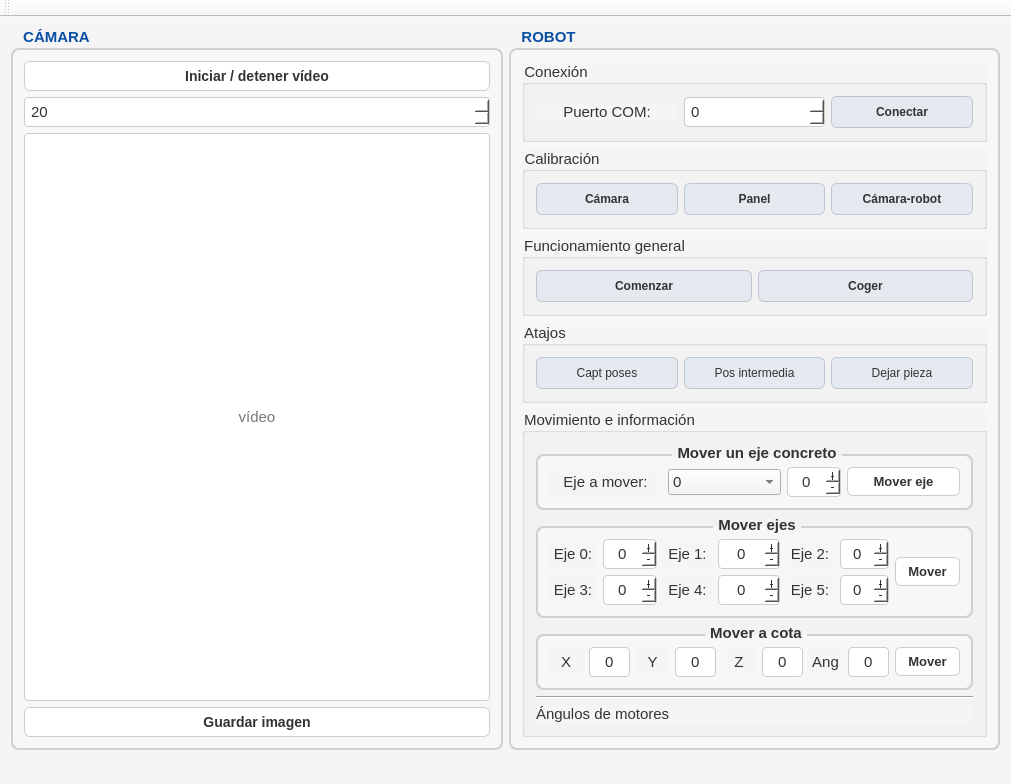
This is interfaz_robot/interfaz_robot.ui in AidaM00/interfaz_robot as Qt 5 draws it before an edit. The edited form follows.
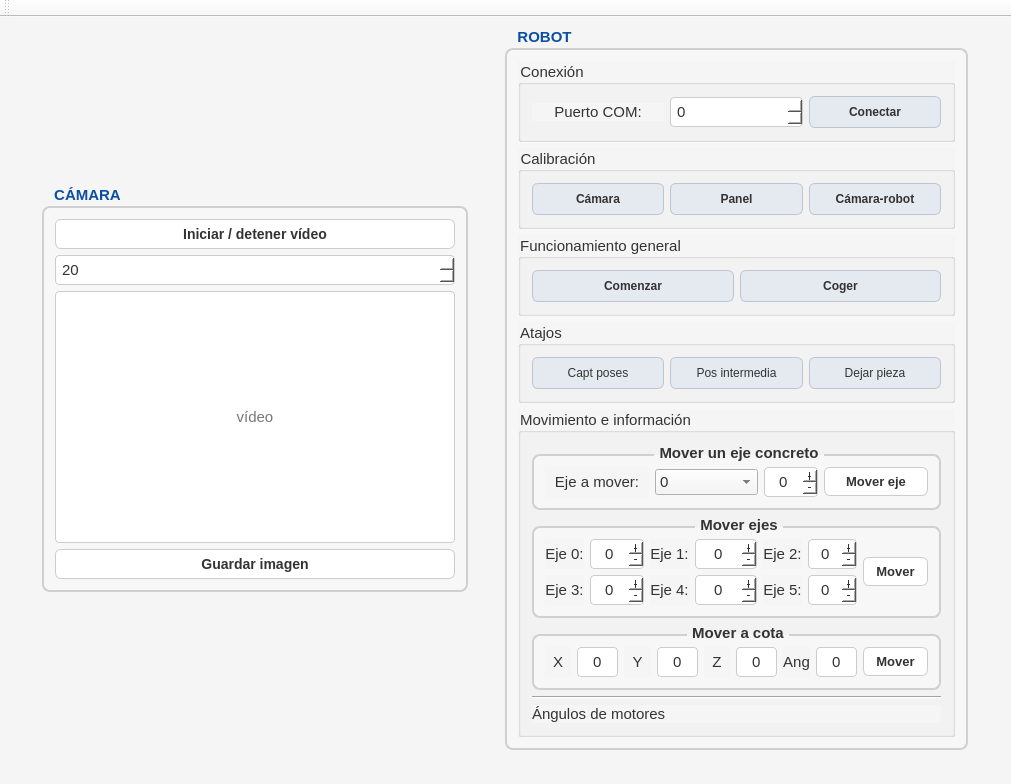
This is the edited form.

What changed in the file:
```diff
--- a/interfaz_robot/interfaz_robot.ui
+++ b/interfaz_robot/interfaz_robot.ui
@@ -33,7 +33,7 @@
     <item>
      <widget class="QGroupBox" name="groupBox_camara">
       <property name="sizePolicy">
-       <sizepolicy hsizetype="Expanding" vsizetype="Expanding">
+       <sizepolicy hsizetype="Fixed" vsizetype="Fixed">
         <horstretch>0</horstretch>
         <verstretch>0</verstretch>
        </sizepolicy>
@@ -250,7 +250,7 @@
     <item>
      <widget class="QGroupBox" name="groupBox_robot">
       <property name="sizePolicy">
-       <sizepolicy hsizetype="Expanding" vsizetype="Expanding">
+       <sizepolicy hsizetype="Fixed" vsizetype="Fixed">
         <horstretch>0</horstretch>
         <verstretch>0</verstretch>
        </sizepolicy>
```
